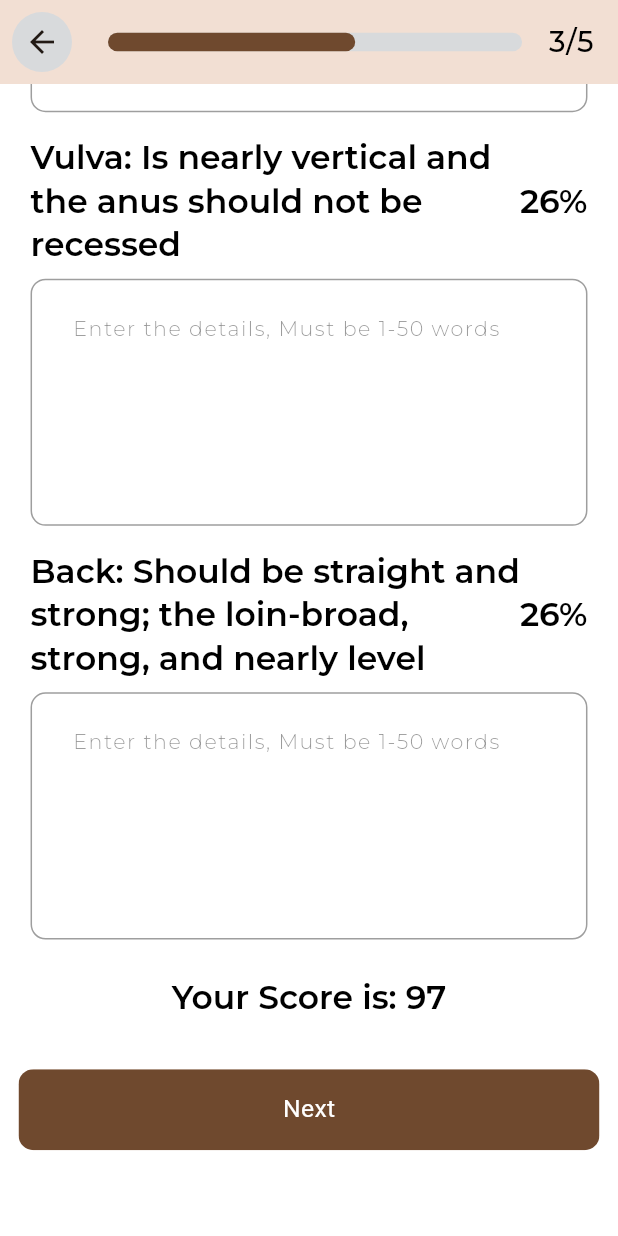
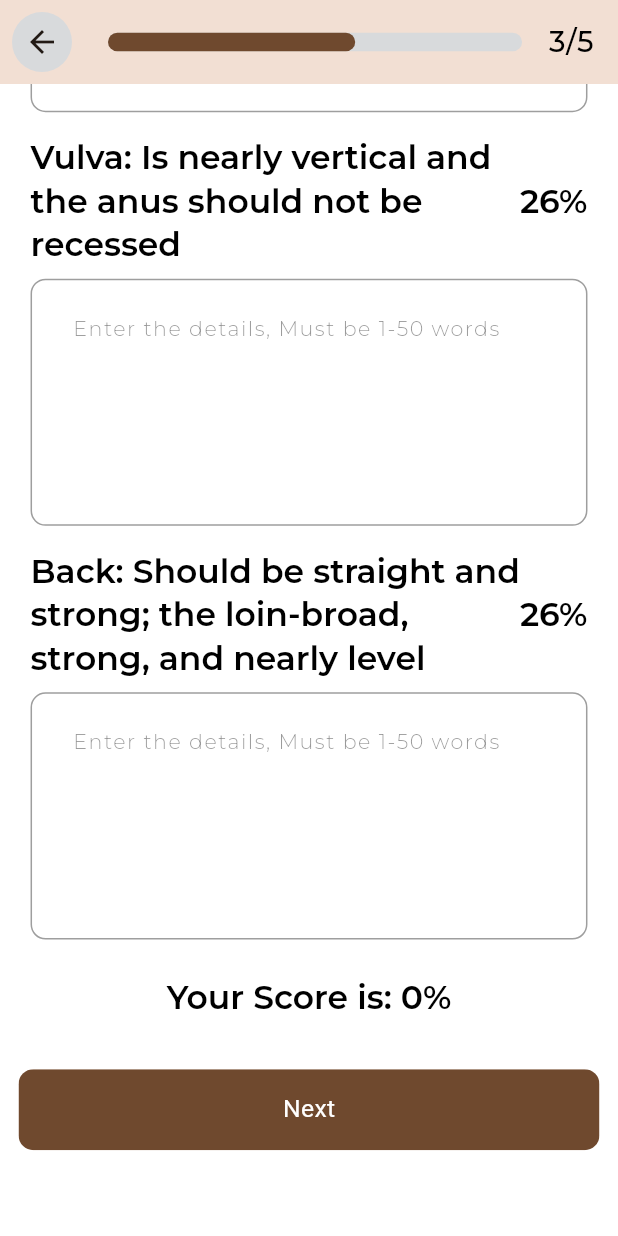
Before and after one commit to Umer2901/BreedersX, a Flutter app: the Quiz3 screen opened directly, scrolled down 778 dp, on a phone screen of 412 x 824 dp. Run offline on Flutter 3.47's test engine with Material 3 defaults, Android fonts, the phone set to English and light mode, and no system bars; our stand-ins replace cloud_firestore, firebase_auth, firebase_core, flutter_form_builder, flutter_spinkit, form_builder_validators and 5 more; accounts and stored records are empty; statements that could not run were skipped.

Commit message:
score quiz2,3

```diff
--- a/lib/provider/quize2_provider.dart
+++ b/lib/provider/quize2_provider.dart
@@ -7,7 +7,7 @@ import 'package:breedex/services/quize2_services.dart';
 class Quiz2Provider with ChangeNotifier {
   Quize2Model _quizData = Quize2Model(
     details: List<String>.filled(10, ''),
-    percentages: [13, 13, 10, 7, 17, 15, 25],
+    percentages: [10, 15, 10, 10, 20, 10, 10,5,5,5],
     id: '',
     score: '0',
   );
--- a/lib/provider/quize3_provider.dart
+++ b/lib/provider/quize3_provider.dart
@@ -10,7 +10,7 @@ import 'package:breedex/services/quize3_services.dart';
 class Quiz3Provider with ChangeNotifier {
   Quize3Model _quizData = Quize3Model(
     details: List<String>.filled(4, ''),
-    percentages: [13, 13, 10, 7, 17, 15, 25],
+    percentages: [22, 26, 26, 26,],
     id: '',
     score: '0',
   );
--- a/lib/view/home/Quiz/quiz2.dart
+++ b/lib/view/home/Quiz/quiz2.dart
@@ -169,11 +169,11 @@ class _Quiz2State extends State<Quiz2> {
                   }).toList(),
                 ),
                  SizedBox(height: 2.h),
-                Center(
+                    Center(
                   child: Text(
-                        'Your Score is: 96',
-                        style: Theme.of(context).textTheme.headlineSmall,
-                      ),
+                    'Your Score is: ${quizProvider.quizData.score}%',
+                    style: Theme.of(context).textTheme.headlineSmall,
+                  ),
                 ),
                SizedBox(height: 2.h),
                 Consumer<Quiz2Provider>(
--- a/lib/view/home/Quiz/quiz3.dart
+++ b/lib/view/home/Quiz/quiz3.dart
@@ -160,11 +160,11 @@ class _Quiz3State extends State<Quiz3> {
                   }).toList(),
                 ),
                 SizedBox(height: 2.h),
-                Center(
+                    Center(
                   child: Text(
-                        'Your Score is: 97',
-                        style: Theme.of(context).textTheme.headlineSmall,
-                      ),
+                    'Your Score is: ${quizProvider.quizData.score}%',
+                    style: Theme.of(context).textTheme.headlineSmall,
+                  ),
                 ),
                 SizedBox(height: 4.h),
                 Consumer<Quiz3Provider>(
```
